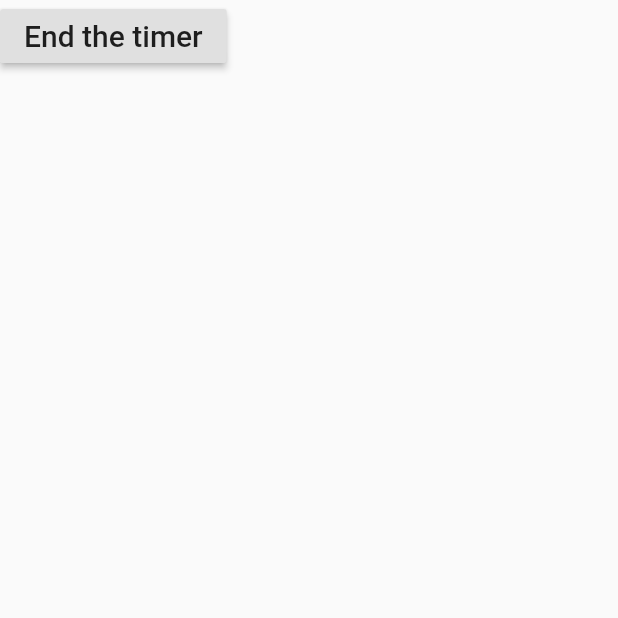
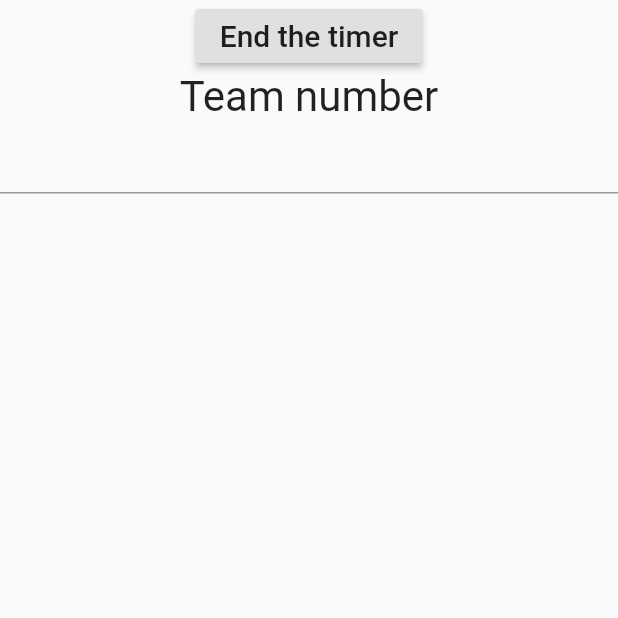
Before and after one commit to altalk23/scouting_app, a Flutter app: the InputScreen screen opened directly, after a tap on "Start the timer", on a phone screen of 412 x 824 dp, the top half of it. Run offline on Flutter 3.47's test engine with Material 2 defaults, Android fonts, the phone set to English and light mode, and no system bars; our stand-ins replace qr_flutter; statements that could not run were skipped.

Commit message:
Split up dart file, part 6 Add team number

```diff
--- a/lib/input/team_number.dart
+++ b/lib/input/team_number.dart
@@ -1,6 +1,32 @@
-
 import 'package:flutter/material.dart';
+import 'package:scouting_app/widget/custom_label.dart';
 
 class TeamNumber extends StatelessWidget {
+    TeamNumber({this.label, this.onChanged});
 
+    final String label;
+    final ValueChanged<String> onChanged;
+
+
+    @override
+    Widget build(BuildContext context) {
+        return Column(
+            children: <Widget>[
+
+                CustomLabel(
+                    label,
+                    style: TextStyle(
+                        fontSize: 28.0,
+                    ),
+                ),
+
+                TextField(
+                    style: TextStyle(
+                        fontSize: 20.0,
+                    ),
+                    onChanged: onChanged;
+                ),
+            ],
+        );
+    }
 }
--- a/lib/screen/input_screen.dart
+++ b/lib/screen/input_screen.dart
@@ -1,8 +1,11 @@
 import 'dart:core';
 
 import 'package:flutter/material.dart';
+
 import 'package:scouting_app/input/stopwatch.dart';
+import 'package:scouting_app/input/team_number.dart';
 import 'package:scouting_app/loop_list.dart';
+
 
 class InputScreen extends StatefulWidget {
     @override
@@ -10,10 +13,22 @@
 }
 
 class _InputScreen extends State<InputScreen> {
-    Map<String, LoopList> choiceList = new Map<String, LoopList>();
+    // All text goes in this map
+    Map<String, LoopList> labelList = new Map<String, LoopList>();
+
+    // All inputs go in this map
+    Map<String, Object> mainMap = new Map<String, Object>();
+
+    // Main stopwatch used for tracking time
+    Stopwatch stopwatch = new Stopwatch();
 
     _InputScreen() {
-        choiceList['stopwatch'] = new LoopList(['Start the timer', 'End the timer']);
+        // All text initializations
+        labelList['stopwatch'] = new LoopList(['Start the timer', 'End the timer']);
+        labelList['team_number'] = new LoopList(['Team number']);
+
+        // All map initializations
+        mainMap['team_number'] = '';
     }
 
     @override
@@ -22,15 +37,29 @@
         return Scaffold(
             body: Column(
                 children: <Widget>[
+                    //--------------------------------------------------------//
                     StopwatchButton(
-                        choiceList: choiceList['stopwatch'],
+                        choiceList: labelList['stopwatch'],
                         onPressed: () {
+                            if (labelList['stopwatch'].start == 0) {
+                                stopwatch.start();
+                            }
+                            else {
+                                stopwatch.stop();
+                                // TODO: Add resetting the screen
+                            }
                             setState(() {
-                                choiceList['stopwatch'].loop();
+                                labelList['stopwatch'].loop();
                             });
                         },
                     ),
-
+                    //--------------------------------------------------------//
+                    TeamNumber(
+                        label: labelList['team_number'][0],
+                        onChanged: (String string) {
+                            mainMap['team_number'] = string;
+                        },
+                    )
                 ],
             ),
         );
```
Also changed, not shown: lib/main.dart (+0 -33 lines).
